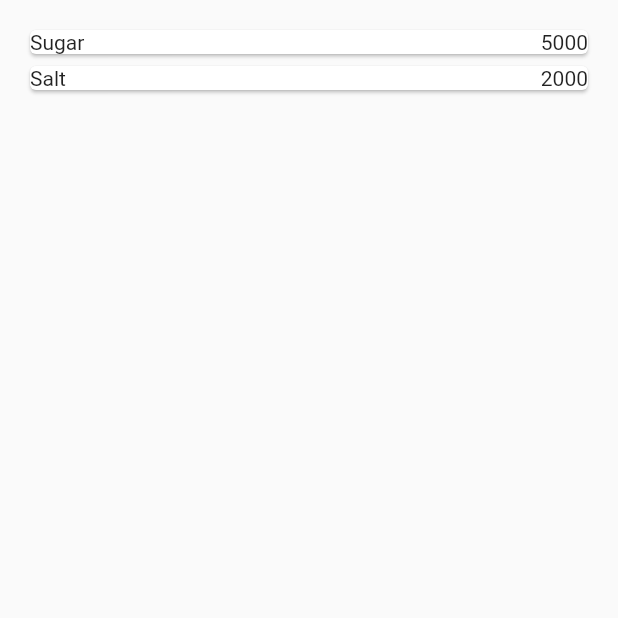
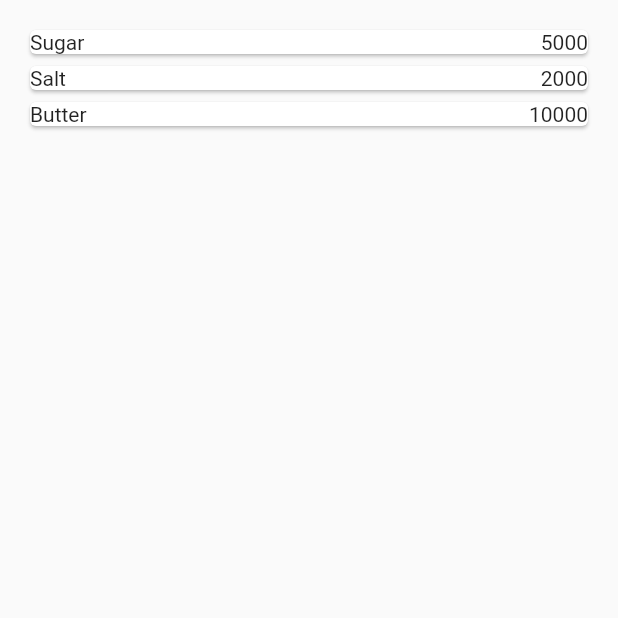
Before and after one commit to azaliasafira/Jobsheet---Navigation-and-Route, a Flutter app: the screen it shows after launch, on a phone screen of 412 x 824 dp, the top half of it. Run offline on Flutter 3.47's test engine with Material 2 defaults, Android fonts, the phone set to English and light mode, and no system bars.

Commit message:
Tugas : menambah atribute

```diff
--- a/lib/pages/home_page.dart
+++ b/lib/pages/home_page.dart
@@ -6,7 +6,8 @@ import 'package:flutter/widgets.dart';
 class HomePage extends StatelessWidget {
   final List<Item> items = [
     Item(name: 'Sugar', price: 5000),
-    Item(name: 'Salt', price: 2000)
+    Item(name: 'Salt', price: 2000),
+    Item(name: 'Butter', price: 10000)
   ];
 
   @override
```
